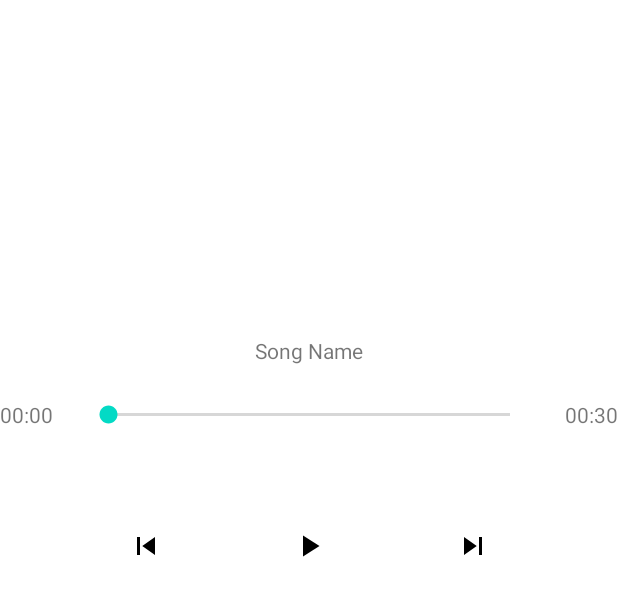
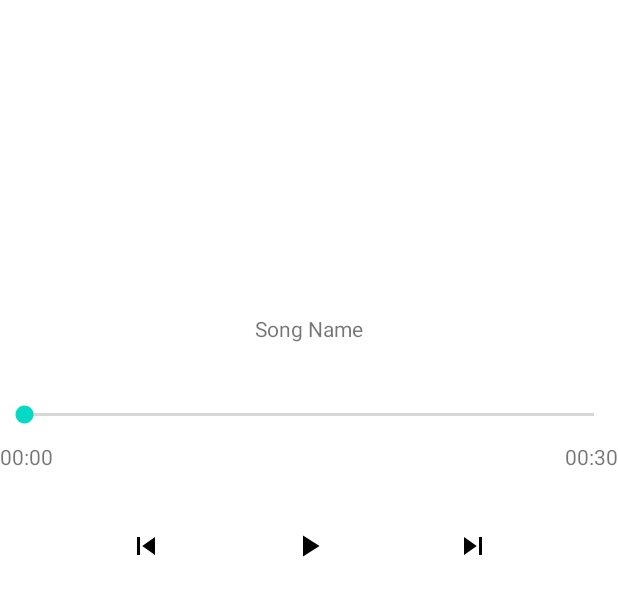
Before and after one commit to TaQuangKhoi/Keisic, an Android app: the NgheNhacActivity screen opened directly, with no data from a screen before it, on a phone screen of 412 x 824 dp, the part 145-761 px from its top. Run offline under Robolectric (Android 15) with nearby library versions, the phone set to English and light mode, and no system bars.

Commit message:
Sử dụng thiết kế vị trí duration của Spotify :0

```diff
--- a/app/src/main/res/layout/activity_nghe_nhac.xml
+++ b/app/src/main/res/layout/activity_nghe_nhac.xml
@@ -26,11 +26,11 @@
 
     <SeekBar
         android:id="@+id/sb_song"
-        android:layout_width="300dp"
+        android:layout_width="match_parent"
         android:layout_height="wrap_content"
         app:layout_constraintBottom_toTopOf="@id/iv_play_stop"
-        app:layout_constraintEnd_toStartOf="@id/tv_duration"
-        app:layout_constraintStart_toEndOf="@+id/tv_current_duration"
+        app:layout_constraintEnd_toEndOf="parent"
+        app:layout_constraintStart_toStartOf="parent"
         app:layout_constraintTop_toBottomOf="@id/iv_song_img" />
 
     <TextView
@@ -40,7 +40,8 @@
         android:text="00:00"
         app:layout_constraintBottom_toTopOf="@id/iv_previous"
         app:layout_constraintStart_toStartOf="parent"
-        app:layout_constraintTop_toBottomOf="@id/iv_song_img" />
+        app:layout_constraintTop_toBottomOf="@+id/sb_song"
+        app:layout_constraintVertical_bias="0.2" />
 
     <TextView
         android:id="@+id/tv_duration"
@@ -49,7 +50,8 @@
         android:text="99:99"
         app:layout_constraintBottom_toTopOf="@id/iv_next"
         app:layout_constraintEnd_toEndOf="parent"
-        app:layout_constraintTop_toBottomOf="@id/iv_song_img" />
+        app:layout_constraintVertical_bias="0.2"
+        app:layout_constraintTop_toBottomOf="@+id/sb_song" />
 
     <TextView
         android:id="@+id/tv_song_name"
@@ -59,7 +61,8 @@
         app:layout_constraintBottom_toTopOf="@+id/sb_song"
         app:layout_constraintEnd_toEndOf="parent"
         app:layout_constraintStart_toStartOf="parent"
-        app:layout_constraintTop_toBottomOf="@id/iv_song_img" />
+        app:layout_constraintTop_toBottomOf="@id/iv_song_img"
+        app:layout_constraintVertical_bias="0.2"/>
 
     <ImageView
         android:id="@+id/iv_play_stop"
```
